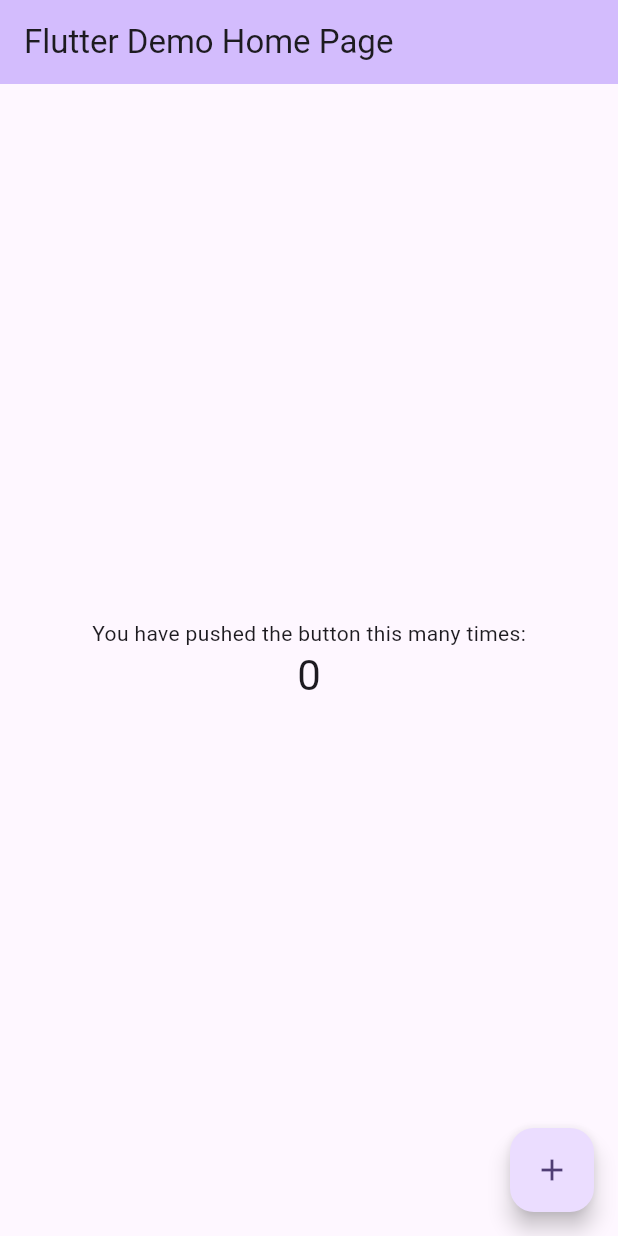
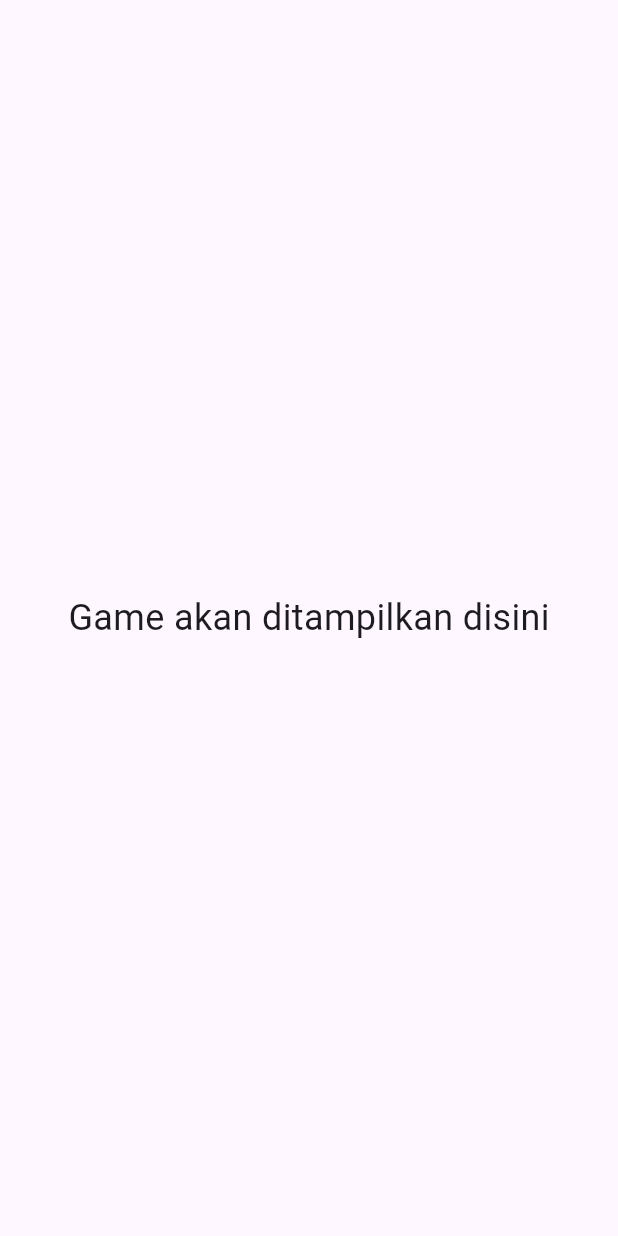
Before and after one commit to Mansyahariii/fruit_catcher, a Flutter app: the screen it shows after launch, on a phone screen of 412 x 824 dp. Run offline on Flutter 3.47's test engine with Material 3 defaults, Android fonts, the phone set to English and light mode, and no system bars.

Commit message:
membuat class GameScreen pada main.dart

```diff
--- a/lib/main.dart
+++ b/lib/main.dart
@@ -7,116 +7,24 @@
 class MyApp extends StatelessWidget {
   const MyApp({super.key});
 
-  // This widget is the root of your application.
   @override
   Widget build(BuildContext context) {
-    return MaterialApp(
-      title: 'Flutter Demo',
-      theme: ThemeData(
-        // This is the theme of your application.
-        //
-        // TRY THIS: Try running your application with "flutter run". You'll see
-        // the application has a purple toolbar. Then, without quitting the app,
-        // try changing the seedColor in the colorScheme below to Colors.green
-        // and then invoke "hot reload" (save your changes or press the "hot
-        // reload" button in a Flutter-supported IDE, or press "r" if you used
-        // the command line to start the app).
-        //
-        // Notice that the counter didn't reset back to zero; the application
-        // state is not lost during the reload. To reset the state, use hot
-        // restart instead.
-        //
-        // This works for code too, not just values: Most code changes can be
-        // tested with just a hot reload.
-        colorScheme: ColorScheme.fromSeed(seedColor: Colors.deepPurple),
+    return MaterialApp(title: 'Fruit Catcher Game', home: const GameScreen());
+  }
+}
+
+class GameScreen extends StatelessWidget {
+  const GameScreen({super.key});
+
+  @override
+  Widget build(BuildContext context) {
+    return Scaffold(
+      body: Center(
+        child: Text(
+          'Game akan ditampilkan disini',
+          style: TextStyle(fontSize: 24),
+        ),
       ),
-      home: const MyHomePage(title: 'Flutter Demo Home Page'),
     );
   }
 }
-
-class MyHomePage extends StatefulWidget {
-  const MyHomePage({super.key, required this.title});
-
-  // This widget is the home page of your application. It is stateful, meaning
-  // that it has a State object (defined below) that contains fields that affect
-  // how it looks.
-
-  // This class is the configuration for the state. It holds the values (in this
-  // case the title) provided by the parent (in this case the App widget) and
-  // used by the build method of the State. Fields in a Widget subclass are
-  // always marked "final".
-
-  final String title;
-
-  @override
-  State<MyHomePage> createState() => _MyHomePageState();
-}
-
-class _MyHomePageState extends State<MyHomePage> {
-  int _counter = 0;
-
-  void _incrementCounter() {
-    setState(() {
-      // This call to setState tells the Flutter framework that something has
-      // changed in this State, which causes it to rerun the build method below
-      // so that the display can reflect the updated values. If we changed
-      // _counter without calling setState(), then the build method would not be
-      // called again, and so nothing would appear to happen.
-      _counter++;
-    });
-  }
-
-  @override
-  Widget build(BuildContext context) {
-    // This method is rerun every time setState is called, for instance as done
-    // by the _incrementCounter method above.
-    //
-    // The Flutter framework has been optimized to make rerunning build methods
-    // fast, so that you can just rebuild anything that needs updating rather
-    // than having to individually change instances of widgets.
-    return Scaffold(
-      appBar: AppBar(
-        // TRY THIS: Try changing the color here to a specific color (to
-        // Colors.amber, perhaps?) and trigger a hot reload to see the AppBar
-        // change color while the other colors stay the same.
-        backgroundColor: Theme.of(context).colorScheme.inversePrimary,
-        // Here we take the value from the MyHomePage object that was created by
-        // the App.build method, and use it to set our appbar title.
-        title: Text(widget.title),
-      ),
-      body: Center(
-        // Center is a layout widget. It takes a single child and positions it
-        // in the middle of the parent.
-        child: Column(
-          // Column is also a layout widget. It takes a list of children and
-          // arranges them vertically. By default, it sizes itself to fit its
-          // children horizontally, and tries to be as tall as its parent.
-          //
-          // Column has various properties to control how it sizes itself and
-          // how it positions its children. Here we use mainAxisAlignment to
-          // center the children vertically; the main axis here is the vertical
-          // axis because Columns are vertical (the cross axis would be
-          // horizontal).
-          //
-          // TRY THIS: Invoke "debug painting" (choose the "Toggle Debug Paint"
-          // action in the IDE, or press "p" in the console), to see the
-          // wireframe for each widget.
-          mainAxisAlignment: MainAxisAlignment.center,
-          children: <Widget>[
-            const Text('You have pushed the button this many times:'),
-            Text(
-              '$_counter',
-              style: Theme.of(context).textTheme.headlineMedium,
-            ),
-          ],
-        ),
-      ),
-      floatingActionButton: FloatingActionButton(
-        onPressed: _incrementCounter,
-        tooltip: 'Increment',
-        child: const Icon(Icons.add),
-      ), // This trailing comma makes auto-formatting nicer for build methods.
-    );
-  }
-}
```
